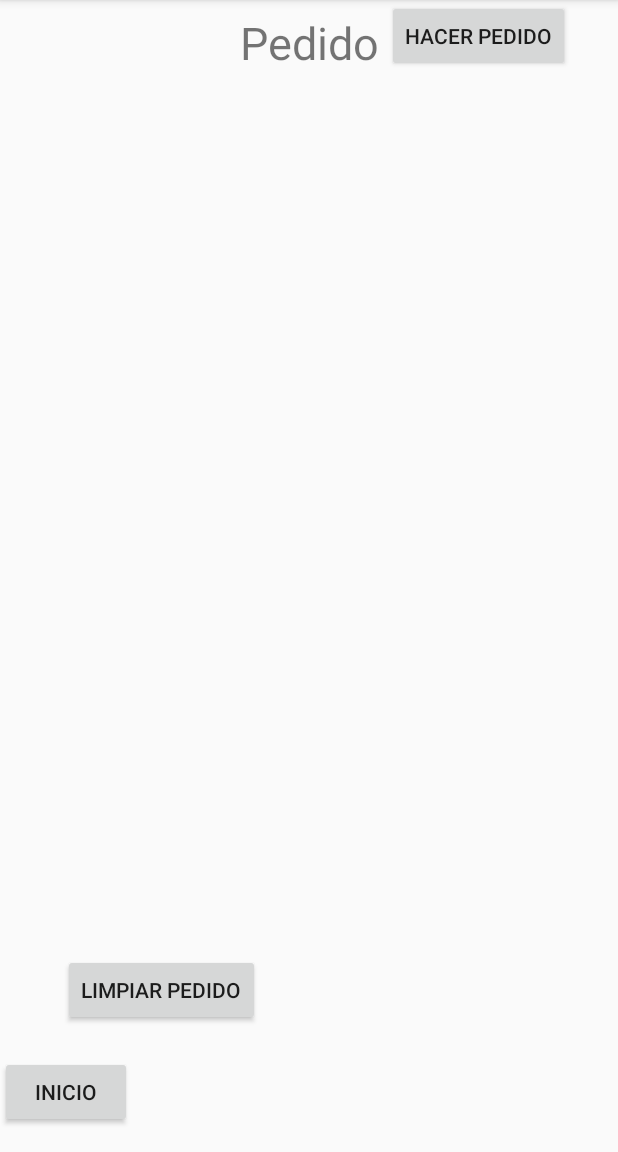
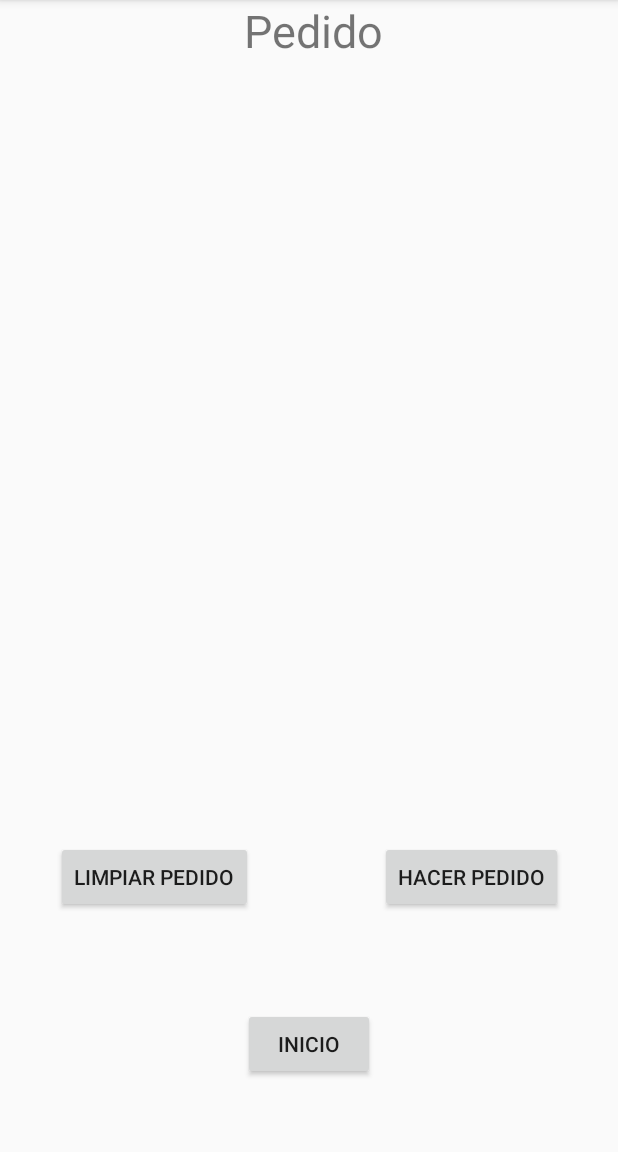
Before and after one commit to Miguel219/Lab2Plataformas, an Android app: the Main3Activity screen opened directly, with no data from a screen before it, on a phone screen of 412 x 824 dp, the part 84-1236 px from its top. Run offline under Robolectric (Android 15) with nearby library versions, the phone set to English and light mode, and no system bars.

Commit message:
Ultimos Cambios

```diff
--- a/app/build.gradle
+++ b/app/build.gradle
@@ -27,6 +27,7 @@ dependencies {
     implementation "org.jetbrains.kotlin:kotlin-stdlib-jdk7:$kotlin_version"
     implementation 'com.android.support:appcompat-v7:28.0.0'
     implementation 'com.android.support.constraint:constraint-layout:1.1.3'
+    implementation 'com.android.support:design:28.0.0'
     testImplementation 'junit:junit:4.12'
     androidTestImplementation 'com.android.support.test:runner:1.0.2'
     androidTestImplementation 'com.android.support.test.espresso:espresso-core:3.0.2'
--- a/app/src/main/java/com/example/lab2/Main3Activity.kt
+++ b/app/src/main/java/com/example/lab2/Main3Activity.kt
@@ -3,6 +3,10 @@ package com.example.lab2
 import android.content.Intent
 import android.support.v7.app.AppCompatActivity
 import android.os.Bundle
+import android.view.View
+import android.widget.AdapterView
+import android.widget.ArrayAdapter
+import android.widget.Toast
 import kotlinx.android.synthetic.main.activity_main3.*
 
 class Main3Activity : AppCompatActivity() {
@@ -10,6 +14,30 @@ class Main3Activity : AppCompatActivity() {
     override fun onCreate(savedInstanceState: Bundle?) {
         super.onCreate(savedInstanceState)
         setContentView(R.layout.activity_main3)
+
+        var adapter = ArrayAdapter(this, R.layout.listview_item, MyApplication.orderArray.menuOrder)
+        adapter.notifyDataSetChanged()
+        orderList.adapter = adapter
+
+        orderList.onItemLongClickListener = object: AdapterView.OnItemLongClickListener{
+            override fun onItemLongClick(parent: AdapterView<*>?, view: View?, position: Int, id: Long): Boolean {
+                MyApplication.orderArray.del(position)
+                Toast.makeText(applicationContext,"Se ha eliminado un elemento del pedido", Toast.LENGTH_SHORT).show()
+                orderList.adapter = adapter
+                return true
+            }
+        }
+
+        button4.setOnClickListener {
+            MyApplication.orderArray.clear()
+            orderList.adapter = adapter
+        }
+
+        button5.setOnClickListener {
+            MyApplication.orderArray.clear()
+            orderList.adapter = adapter
+            Toast.makeText( this,"Se ha realizado tu pedido", Toast.LENGTH_SHORT).show()
+        }
 
         button6.setOnClickListener {
 
--- a/app/src/main/java/com/example/lab2/MyApplication.kt
+++ b/app/src/main/java/com/example/lab2/MyApplication.kt
@@ -1,7 +1,13 @@
 package com.example.lab2
 
 import android.app.Application
+import android.content.Context
 
 class MyApplication: Application() {
 
+    companion object {
+        val menuArray = MyMenuOrder(arrayListOf<String>("Pieza de pollo","Carne","Alitas","Shuco","Hamburguesa","Tacos","Burrito"))
+        var orderArray = MyMenuOrder(arrayListOf<String>())
+    }
+
 }
--- a/app/src/main/res/layout/activity_main3.xml
+++ b/app/src/main/res/layout/activity_main3.xml
@@ -12,33 +12,46 @@
             android:layout_width="wrap_content"
             android:layout_height="wrap_content"
             android:id="@+id/textView3" android:textSize="30sp"
-            android:layout_marginBottom="8dp" app:layout_constraintBottom_toTopOf="@+id/_dynamic"
-            android:layout_marginTop="8dp" app:layout_constraintTop_toTopOf="parent" android:layout_marginEnd="8dp"
-            app:layout_constraintEnd_toEndOf="parent" android:layout_marginStart="8dp"
-            app:layout_constraintStart_toStartOf="parent"/>
+            app:layout_constraintBottom_toTopOf="@+id/_dynamic"
+            app:layout_constraintTop_toTopOf="parent"
+            app:layout_constraintEnd_toEndOf="parent"
+            app:layout_constraintStart_toStartOf="parent" app:layout_constraintVertical_bias="0.444"
+            app:layout_constraintHorizontal_bias="0.51"/>
     <ListView
             android:layout_width="317dp"
             android:layout_height="270dp"
-            app:layout_constraintStart_toStartOf="parent" android:layout_marginStart="8dp"
-            app:layout_constraintEnd_toEndOf="parent" android:layout_marginEnd="8dp" android:layout_marginBottom="28dp"
-            app:layout_constraintBottom_toTopOf="@+id/button5" app:layout_constraintHorizontal_bias="0.509"/>
+            app:layout_constraintStart_toStartOf="parent"
+            app:layout_constraintEnd_toEndOf="parent"
+            app:layout_constraintHorizontal_bias="0.507"
+            app:layout_constraintBottom_toBottomOf="parent"
+            app:layout_constraintTop_toTopOf="parent" app:layout_constraintVertical_bias="0.319"
+            android:id="@+id/orderList"/>
     <Button
             android:text="Limpiar Pedido"
             android:layout_width="wrap_content"
             android:layout_height="48dp"
-            android:id="@+id/button4" app:layout_constraintEnd_toStartOf="@+id/button5" android:layout_marginEnd="8dp"
-            app:layout_constraintStart_toStartOf="parent" android:layout_marginStart="8dp"
-            app:layout_constraintHorizontal_bias="0.309" android:layout_marginBottom="20dp"
-            app:layout_constraintBottom_toTopOf="@+id/button6"/>
+            android:id="@+id/button4"
+            app:layout_constraintStart_toStartOf="parent"
+            app:layout_constraintEnd_toEndOf="parent"
+            app:layout_constraintHorizontal_bias="0.134"
+            app:layout_constraintBottom_toBottomOf="parent"
+            app:layout_constraintTop_toTopOf="parent" app:layout_constraintVertical_bias="0.779"/>
     <Button
             android:text="Hacer Pedido"
             android:layout_width="wrap_content"
-            android:layout_height="wrap_content" tools:layout_editor_absoluteY="379dp"
-            android:id="@+id/button5" app:layout_constraintEnd_toEndOf="parent" android:layout_marginEnd="32dp"/>
+            android:layout_height="wrap_content"
+            android:id="@+id/button5" app:layout_constraintEnd_toEndOf="parent"
+            app:layout_constraintBottom_toBottomOf="parent"
+            app:layout_constraintStart_toStartOf="parent"
+            app:layout_constraintHorizontal_bias="0.874"
+            app:layout_constraintTop_toTopOf="parent" app:layout_constraintVertical_bias="0.779"/>
     <Button
             android:text="Inicio"
             android:layout_width="wrap_content"
             android:layout_height="wrap_content"
-            tools:layout_editor_absoluteX="148dp" android:id="@+id/button6" android:layout_marginBottom="16dp"
-            app:layout_constraintBottom_toBottomOf="parent"/>
+            android:id="@+id/button6"
+            app:layout_constraintBottom_toBottomOf="parent"
+            app:layout_constraintStart_toStartOf="parent"
+            app:layout_constraintEnd_toEndOf="parent"
+            app:layout_constraintTop_toTopOf="parent" app:layout_constraintVertical_bias="0.933"/>
 </android.support.constraint.ConstraintLayout>
--- a/app/src/main/res/values/strings.xml
+++ b/app/src/main/res/values/strings.xml
@@ -1,3 +1,4 @@
 <resources>
     <string name="app_name">Lab2</string>
+    <string name="title_activity_listview_item">listview_item</string>
 </resources>
--- a/app/src/main/res/values/styles.xml
+++ b/app/src/main/res/values/styles.xml
@@ -7,5 +7,11 @@
         <item name="colorPrimaryDark">@color/colorPrimaryDark</item>
         <item name="colorAccent">@color/colorAccent</item>
     </style>
+    <style name="AppTheme.NoActionBar">
+        <item name="windowActionBar">false</item>
+        <item name="windowNoTitle">true</item>
+    </style>
+    <style name="AppTheme.AppBarOverlay" parent="ThemeOverlay.AppCompat.Dark.ActionBar"/>
+    <style name="AppTheme.PopupOverlay" parent="ThemeOverlay.AppCompat.Light"/>
 
 </resources>
```
Also changed, not shown: app/src/main/java/com/example/lab2/Main2Activity.kt (+15 -0 lines), app/src/main/java/com/example/lab2/MyMenuOrder.kt (+5 -6 lines), app/src/main/res/layout/activity_main.xml (+18 -15 lines), app/src/main/res/layout/activity_main2.xml (+15 -7 lines), app/src/main/res/layout/listview_item.xml (added, +9 -0 lines).
